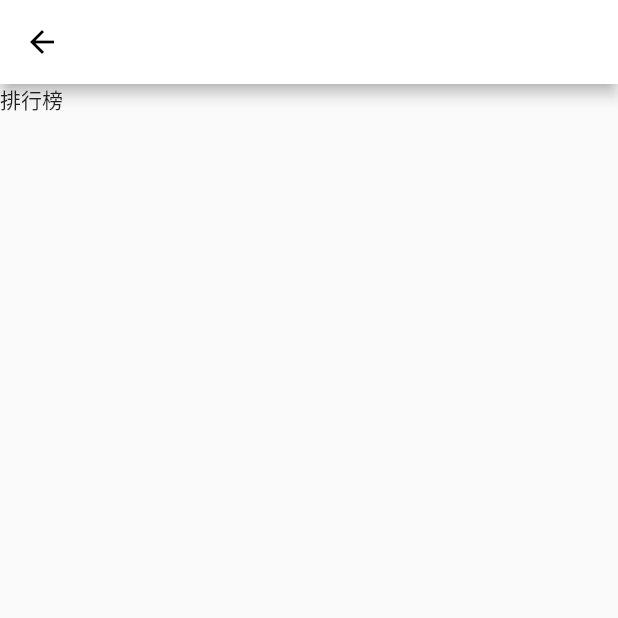
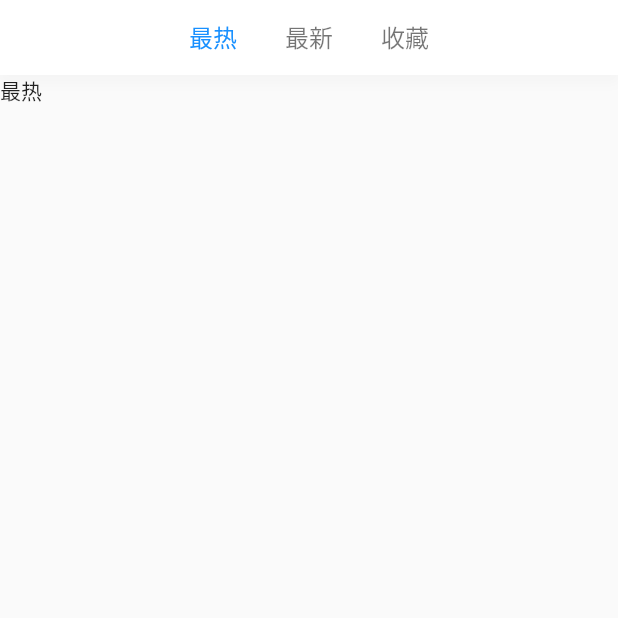
Before and after one commit to chaimHL/flutter_bilibili, a Flutter app: the RankingPage screen opened directly, on a phone screen of 412 x 824 dp, the top half of it. Run offline on Flutter 3.47's test engine with Material 2 defaults, Android fonts, the phone set to English and light mode, and no system bars; our stand-ins replace cached_network_image, dio, flutter_swiper_null_safety, fluttertoast, shared_preferences, transparent_image; missing offline and left inert: underline_indicator; accounts and stored records are empty; network calls fail.

Commit message:
排行页tab实现、封装阴影效果

```diff
--- a/lib/page/home_page.dart
+++ b/lib/page/home_page.dart
@@ -12,7 +12,9 @@ import '../model/banner_model.dart';
 import '../model/home_model.dart';
 import '../util/color.dart';
 import '../util/font.dart';
-import '../widget/navigation_bar.dart';
+import 'package:lbluebook_logistics/widget/lb_navigation_bar.dart';
+
+import '../util/view_util.dart';
 
 class HomePage extends StatefulWidget {
   final ValueChanged<int>? onJumpTo;
@@ -65,6 +67,7 @@ class _HomePageState extends LbState<HomePage>
             child: Container(
               width: MediaQuery.of(context).size.width,
               alignment: Alignment.center,
+              decoration: bottomBoxShadow(),
               child: _tabBar(),
             ),
           ),
--- a/lib/page/ranking_page.dart
+++ b/lib/page/ranking_page.dart
@@ -1,5 +1,9 @@
 // 排行榜
 import 'package:flutter/material.dart';
+import 'package:lbluebook_logistics/widget/lb_navigation_bar.dart';
+import 'package:lbluebook_logistics/widget/lb_tab.dart';
+
+import '../util/view_util.dart';
 
 class RankingPage extends StatefulWidget {
   const RankingPage({Key? key}) : super(key: key);
@@ -8,14 +12,67 @@ class RankingPage extends StatefulWidget {
   State<RankingPage> createState() => _RankingPageState();
 }
 
-class _RankingPageState extends State<RankingPage> {
+class _RankingPageState extends State<RankingPage>
+    with TickerProviderStateMixin {
+  static const TABS = [
+    {'key': 'like', 'name': '最热'},
+    {'key': 'update', 'name': '最新'},
+    {'key': 'favorite', 'name': '收藏'}
+  ];
+  late TabController _controller;
+  @override
+  void initState() {
+    super.initState();
+    _controller = TabController(length: TABS.length, vsync: this);
+  }
+
+  @override
+  void dispose() {
+    _controller.dispose();
+    super.dispose();
+  }
+
   @override
   Widget build(BuildContext context) {
     return Scaffold(
-      appBar: AppBar(),
-      body: Container(
-        child: Text('排行榜'),
+      body: Column(
+        children: [_buildNavigationBar(), _buildTabView()],
       ),
     );
   }
+
+  _buildNavigationBar() {
+    return LbNavigationBar(
+      color: Colors.white,
+      child: Container(
+        alignment: Alignment.center,
+        decoration: bottomBoxShadow(),
+        child: _tabBar(),
+      ),
+    );
+  }
+
+  _tabBar() {
+    return LbTab(
+        TABS.map<Tab>((tab) {
+          return Tab(
+            text: tab['name'],
+          );
+        }).toList(),
+        fontSize: 16,
+        borderWidth: 3,
+        unselectedLabelColor: Colors.black54,
+        controller: _controller);
+  }
+
+  _buildTabView() {
+    return Flexible(
+        child: TabBarView(
+            controller: _controller,
+            children: TABS.map((tab) {
+              return Container(
+                child: Text(tab['name']!),
+              );
+            }).toList()));
+  }
 }
--- a/lib/util/view_util.dart
+++ b/lib/util/view_util.dart
@@ -72,3 +72,15 @@ smallIconText(IconData iconData, var text) {
     )
   ];
 }
+
+// 底部阴影
+BoxDecoration bottomBoxShadow() {
+  return BoxDecoration(color: Colors.white, boxShadow: [
+    BoxShadow(
+      color: Colors.grey[100]!,
+      offset: const Offset(0, 5), // xy轴偏移
+      blurRadius: 5.0, // 阴影模糊程度
+      spreadRadius: 1, // 阴影扩散程度
+    )
+  ]);
+}
```
Also changed, not shown: lib/widget/lb_navigation_bar.dart (renamed from lib/widget/navigation_bar.dart).
